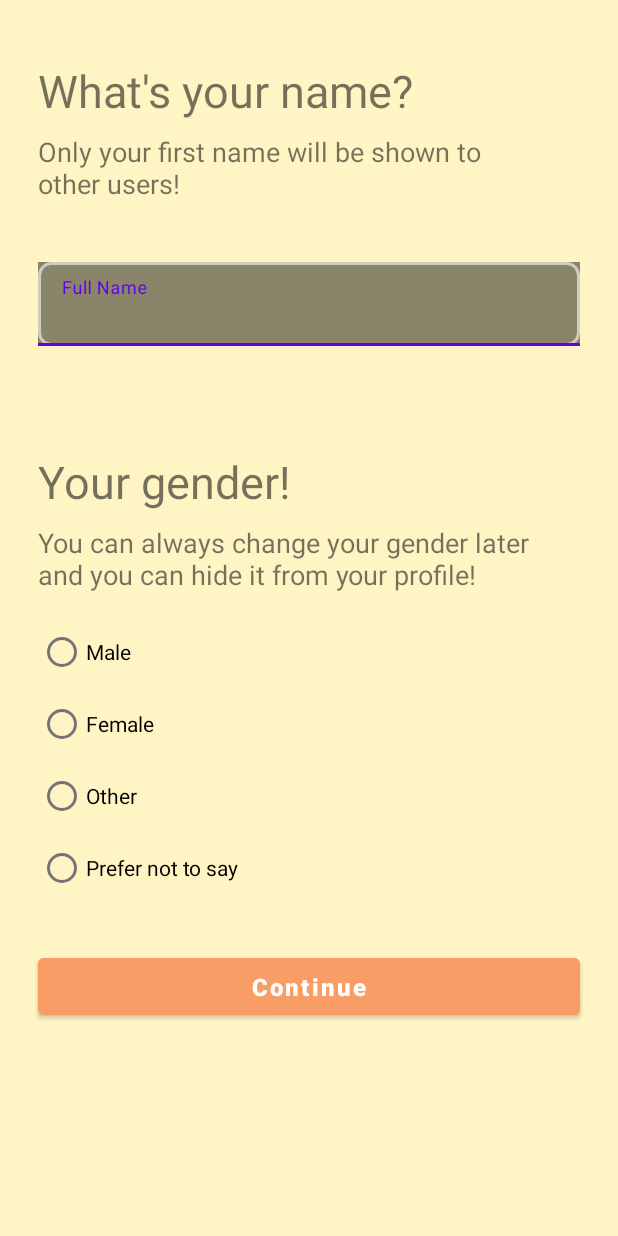
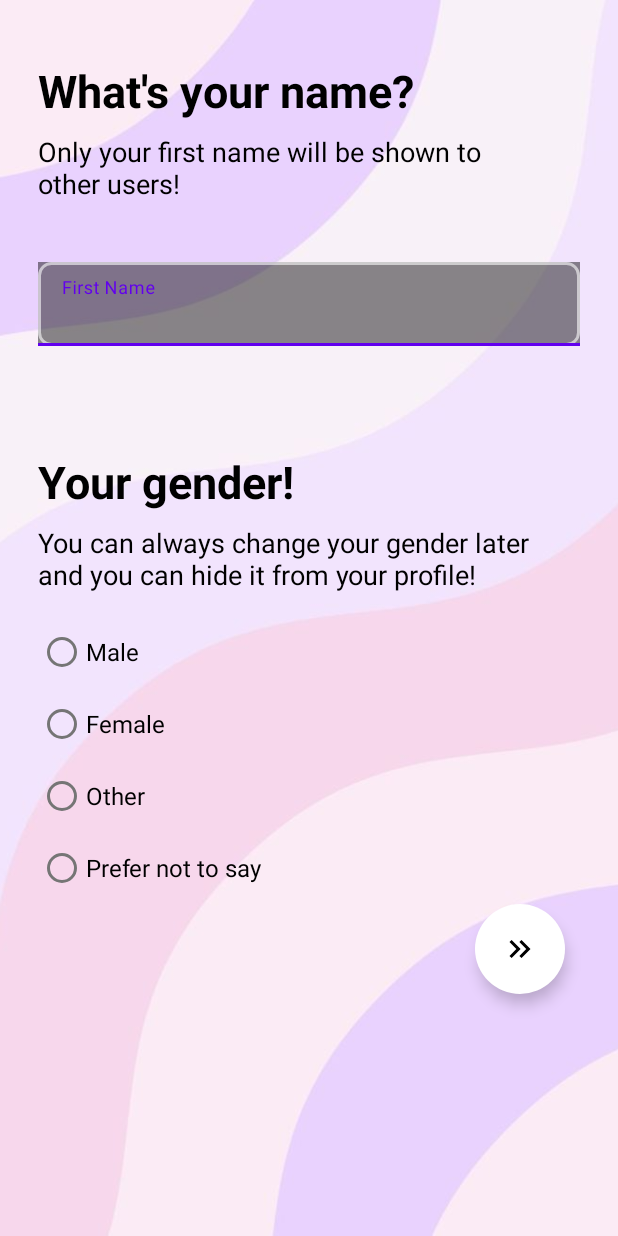
Before and after one commit to kianhk6/SFULonge, an Android app: the layout activity_setup_basic_info.xml on its own in the app's theme, with its tools: preview values and no code run, on a phone screen of 412 x 824 dp. Run offline under Robolectric (Android 15) with nearby library versions, the phone set to English and light mode, and no system bars.

Commit message:
Commented out unwanted code + styling edits

```diff
--- a/app/src/main/java/com/example/sfulounge/ui/register/RegisterActivity.kt
+++ b/app/src/main/java/com/example/sfulounge/ui/register/RegisterActivity.kt
@@ -24,6 +24,7 @@ class RegisterActivity : AppCompatActivity() {
 
     override fun onCreate(savedInstanceState: Bundle?) {
         super.onCreate(savedInstanceState)
+        supportActionBar?.hide()
 
         binding = ActivityRegisterBinding.inflate(layoutInflater)
         setContentView(binding.root)
--- /dev/null
+++ b/app/src/main/res/drawable/baseline_keyboard_double_arrow_right_24.xml
@@ -0,0 +1,6 @@
+<vector android:height="24dp" android:tint="#000000"
+    android:viewportHeight="24" android:viewportWidth="24"
+    android:width="24dp" xmlns:android="http://schemas.android.com/apk/res/android">
+    <path android:fillColor="@android:color/white" android:pathData="M6.41,6l-1.41,1.41l4.58,4.59l-4.58,4.59l1.41,1.41l6,-6z"/>
+    <path android:fillColor="@android:color/white" android:pathData="M13,6l-1.41,1.41l4.58,4.59l-4.58,4.59l1.41,1.41l6,-6z"/>
+</vector>
--- a/app/src/main/res/layout/activity_setup_basic_info.xml
+++ b/app/src/main/res/layout/activity_setup_basic_info.xml
@@ -4,8 +4,25 @@
     xmlns:tools="http://schemas.android.com/tools"
     android:layout_width="match_parent"
     android:layout_height="match_parent"
-    android:background="@color/register_background2"
+    android:background="@drawable/bg_register_info"
     tools:context=".ui.setup.SetupBasicInfoActivity">
+
+    <FrameLayout
+        android:layout_width="0dp"
+        android:layout_height="0dp"
+        app:layout_constraintBottom_toBottomOf="parent"
+        app:layout_constraintEnd_toEndOf="parent"
+        app:layout_constraintStart_toStartOf="parent"
+        app:layout_constraintTop_toTopOf="parent">
+
+        <ImageView
+            android:id="@+id/imageView"
+            android:layout_width="match_parent"
+            android:layout_height="match_parent"
+            android:scaleType="centerCrop"
+            android:src="@drawable/bg_register_info" />
+
+    </FrameLayout>
 
     <LinearLayout
         android:layout_width="match_parent"
@@ -28,6 +45,8 @@
             android:paddingEnd="20dp"
             android:paddingBottom="8dp"
             android:text="What's your name?"
+            android:textStyle="bold"
+            android:textColor="@color/black"
             android:textSize="30sp" />
 
         <TextView
@@ -38,6 +57,7 @@
             android:paddingEnd="20dp"
             android:paddingBottom="20dp"
             android:text="Only your first name will be shown to other users!"
+            android:textColor="@color/black"
             android:textSize="18sp" />
 
         <com.google.android.material.textfield.TextInputLayout
@@ -52,11 +72,11 @@
             android:textColorHint="#ffffff">
 
             <EditText
-                android:id="@+id/full_name"
+                android:id="@+id/firstName"
                 android:layout_width="match_parent"
                 android:layout_height="match_parent"
                 android:background="@drawable/detail_white_outline"
-                android:hint="Full Name"
+                android:hint="First Name"
                 android:inputType="textPersonName"
                 android:maxLines="1"
                 android:textColor="#ffffff"
@@ -72,6 +92,8 @@
             android:paddingEnd="20dp"
             android:paddingBottom="8dp"
             android:text="Your gender!"
+            android:textColor="@color/black"
+            android:textStyle="bold"
             android:textSize="30sp" />
 
         <TextView
@@ -81,6 +103,7 @@
             android:paddingStart="20dp"
             android:paddingEnd="20dp"
             android:textSize="18sp"
+            android:textColor="@color/black"
             android:text="You can always change your gender later and you can hide it from your profile!" />
 
         <RadioGroup
@@ -94,42 +117,46 @@
                 android:id="@+id/rb_male"
                 android:layout_width="match_parent"
                 android:layout_height="wrap_content"
+                android:textSize="16sp"
                 android:text="Male" />
 
             <RadioButton
                 android:id="@+id/rb_female"
                 android:layout_width="match_parent"
                 android:layout_height="wrap_content"
+                android:textSize="16sp"
                 android:text="Female" />
 
             <RadioButton
                 android:id="@+id/rb_other"
                 android:layout_width="match_parent"
                 android:layout_height="wrap_content"
+                android:textSize="16sp"
                 android:text="Other" />
 
             <RadioButton
                 android:id="@+id/rb_prefer_not_to_say"
                 android:layout_width="match_parent"
                 android:layout_height="wrap_content"
+                android:textSize="16sp"
                 android:text="Prefer not to say" />
         </RadioGroup>
 
-        <Button
-            android:id="@+id/btn_continue"
+
+
+        <com.google.android.material.floatingactionbutton.FloatingActionButton
+            android:id="@+id/next"
             android:layout_width="match_parent"
-            android:layout_height="50dp"
-            android:layout_marginStart="20dp"
-            android:layout_marginTop="30dp"
-            android:layout_marginEnd="20dp"
-            android:layout_marginBottom="50dp"
-            android:backgroundTint="@color/button_orange"
-            android:text="@string/btn_continue"
-            android:textAllCaps="false"
-            android:textColor="#ffffff"
-            android:textSize="16sp"
-            android:textStyle="bold" />
-
+            android:layout_height="wrap_content"
+            android:layout_marginEnd="30dp"
+            android:clickable="true"
+            app:fabCustomSize="60dp"
+            app:borderWidth="0dp"
+            android:contentDescription="next"
+            android:outlineAmbientShadowColor="@color/black"
+            android:layout_gravity="end"
+            android:backgroundTint="@color/white"
+            android:src="@drawable/baseline_keyboard_double_arrow_right_24" />
     </LinearLayout>
 
     <ProgressBar
```
Also changed, not shown: app/src/main/java/com/example/sfulounge/ui/setup/SetupBasicInfoActivity.kt (+98 -98 lines), app/src/main/res/layout/activity_register.xml (+8 -8 lines), app/src/main/res/drawable/bg_register_info.jpg (added).
